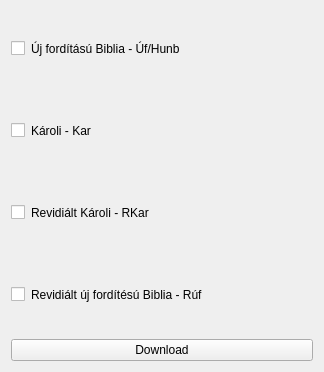
This is ui/downloadBooks.ui in PogiAbel/Projector-desktop-ui as Qt 5 draws it before an edit. The edited form follows.
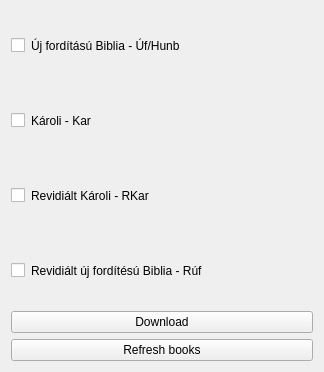
This is the edited form.

Commit message: download bible optimalization: download on thread, display info to user, chage bible buttons to listWidget

```diff
--- a/ui/downloadBooks.ui
+++ b/ui/downloadBooks.ui
@@ -96,6 +96,13 @@
      </property>
     </widget>
    </item>
+   <item>
+    <widget class="QPushButton" name="btnRefresh">
+     <property name="text">
+      <string>Refresh books</string>
+     </property>
+    </widget>
+   </item>
   </layout>
  </widget>
  <resources/>
```
The commit also changes 4 other files.
